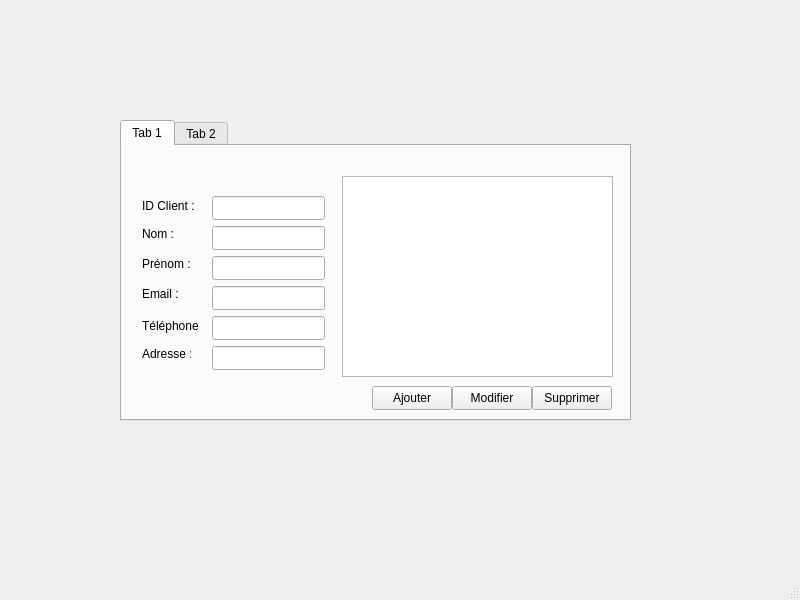
This is RepassageQT/mainwindow.ui in BoujmilLouey/RepassageQT as Qt 5 draws it before an edit. The edited form follows.
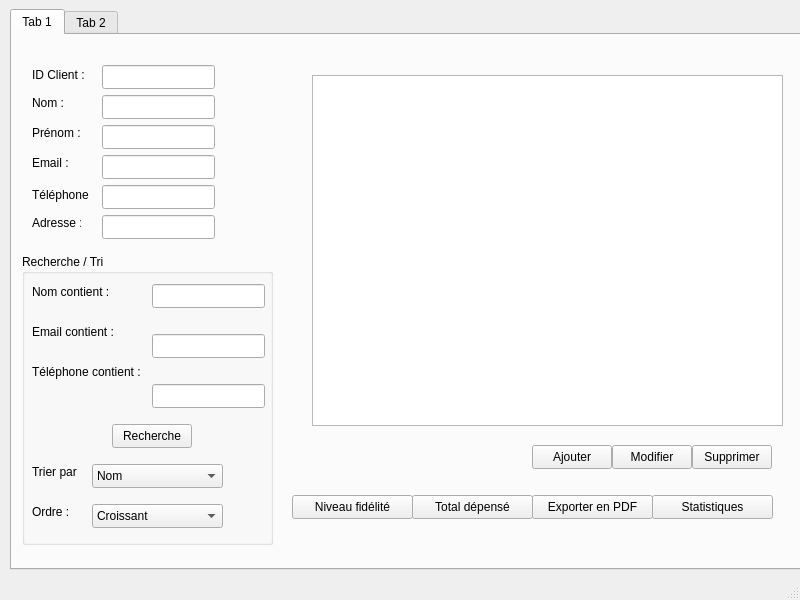
This is the edited form.

Commit message:
Partie Metier Clients
Partie Metier Clients

The edit to the form file:
```diff
--- a/RepassageQT/mainwindow.ui
+++ b/RepassageQT/mainwindow.ui
@@ -17,10 +17,10 @@
    <widget class="QTabWidget" name="tabWidget">
     <property name="geometry">
      <rect>
-      <x>120</x>
-      <y>120</y>
-      <width>511</width>
-      <height>301</height>
+      <x>10</x>
+      <y>9</y>
+      <width>791</width>
+      <height>561</height>
      </rect>
     </property>
     <property name="currentIndex">
@@ -34,7 +34,7 @@
       <property name="geometry">
        <rect>
         <x>90</x>
-        <y>50</y>
+        <y>30</y>
         <width>113</width>
         <height>24</height>
        </rect>
@@ -47,7 +47,7 @@
       <property name="geometry">
        <rect>
         <x>90</x>
-        <y>80</y>
+        <y>60</y>
         <width>113</width>
         <height>24</height>
        </rect>
@@ -60,7 +60,7 @@
       <property name="geometry">
        <rect>
         <x>90</x>
-        <y>110</y>
+        <y>90</y>
         <width>113</width>
         <height>24</height>
        </rect>
@@ -73,7 +73,7 @@
       <property name="geometry">
        <rect>
         <x>90</x>
-        <y>140</y>
+        <y>120</y>
         <width>113</width>
         <height>24</height>
        </rect>
@@ -86,7 +86,7 @@
       <property name="geometry">
        <rect>
         <x>90</x>
-        <y>170</y>
+        <y>150</y>
         <width>113</width>
         <height>24</height>
        </rect>
@@ -99,7 +99,7 @@
       <property name="geometry">
        <rect>
         <x>90</x>
-        <y>200</y>
+        <y>180</y>
         <width>113</width>
         <height>24</height>
        </rect>
@@ -112,7 +112,7 @@
       <property name="geometry">
        <rect>
         <x>20</x>
-        <y>50</y>
+        <y>30</y>
         <width>61</width>
         <height>20</height>
        </rect>
@@ -125,7 +125,7 @@
       <property name="geometry">
        <rect>
         <x>20</x>
-        <y>80</y>
+        <y>60</y>
         <width>49</width>
         <height>16</height>
        </rect>
@@ -138,7 +138,7 @@
       <property name="geometry">
        <rect>
         <x>20</x>
-        <y>110</y>
+        <y>90</y>
         <width>49</width>
         <height>16</height>
        </rect>
@@ -151,7 +151,7 @@
       <property name="geometry">
        <rect>
         <x>20</x>
-        <y>140</y>
+        <y>120</y>
         <width>49</width>
         <height>16</height>
        </rect>
@@ -164,7 +164,7 @@
       <property name="geometry">
        <rect>
         <x>20</x>
-        <y>170</y>
+        <y>150</y>
         <width>61</width>
         <height>20</height>
        </rect>
@@ -177,7 +177,7 @@
       <property name="geometry">
        <rect>
         <x>20</x>
-        <y>200</y>
+        <y>180</y>
         <width>49</width>
         <height>16</height>
        </rect>
@@ -189,8 +189,8 @@
      <widget class="QPushButton" name="btnModifierClient">
       <property name="geometry">
        <rect>
-        <x>330</x>
-        <y>240</y>
+        <x>600</x>
+        <y>410</y>
         <width>80</width>
         <height>24</height>
        </rect>
@@ -202,8 +202,8 @@
      <widget class="QPushButton" name="btnSupprimerClient">
       <property name="geometry">
        <rect>
-        <x>410</x>
-        <y>240</y>
+        <x>680</x>
+        <y>410</y>
         <width>80</width>
         <height>24</height>
        </rect>
@@ -215,8 +215,8 @@
      <widget class="QPushButton" name="btnAjouterClient">
       <property name="geometry">
        <rect>
-        <x>250</x>
-        <y>240</y>
+        <x>520</x>
+        <y>410</y>
         <width>80</width>
         <height>24</height>
        </rect>
@@ -228,13 +228,231 @@
      <widget class="QTableView" name="tableViewClients">
       <property name="geometry">
        <rect>
-        <x>220</x>
-        <y>30</y>
-        <width>271</width>
-        <height>201</height>
+        <x>300</x>
+        <y>40</y>
+        <width>471</width>
+        <height>351</height>
        </rect>
       </property>
      </widget>
+     <widget class="QGroupBox" name="groupRechercheClients">
+      <property name="geometry">
+       <rect>
+        <x>10</x>
+        <y>219</y>
+        <width>251</width>
+        <height>291</height>
+       </rect>
+      </property>
+      <property name="title">
+       <string>Recherche / Tri</string>
+      </property>
+      <widget class="QLabel" name="label">
+       <property name="geometry">
+        <rect>
+         <x>10</x>
+         <y>30</y>
+         <width>81</width>
+         <height>16</height>
+        </rect>
+       </property>
+       <property name="text">
+        <string>Nom contient :</string>
+       </property>
+      </widget>
+      <widget class="QLabel" name="label_2">
+       <property name="geometry">
+        <rect>
+         <x>10</x>
+         <y>70</y>
+         <width>91</width>
+         <height>16</height>
+        </rect>
+       </property>
+       <property name="text">
+        <string>Email contient :</string>
+       </property>
+      </widget>
+      <widget class="QLabel" name="label_3">
+       <property name="geometry">
+        <rect>
+         <x>10</x>
+         <y>110</y>
+         <width>111</width>
+         <height>16</height>
+        </rect>
+       </property>
+       <property name="text">
+        <string>Téléphone contient :</string>
+       </property>
+      </widget>
+      <widget class="QLineEdit" name="lineRechercheNomClient">
+       <property name="geometry">
+        <rect>
+         <x>130</x>
+         <y>30</y>
+         <width>113</width>
+         <height>24</height>
+        </rect>
+       </property>
+      </widget>
+      <widget class="QLineEdit" name="lineRechercheEmailClient">
+       <property name="geometry">
+        <rect>
+         <x>130</x>
+         <y>80</y>
+         <width>113</width>
+         <height>24</height>
+        </rect>
+       </property>
+      </widget>
+      <widget class="QLineEdit" name="lineRechercheTelClient">
+       <property name="geometry">
+        <rect>
+         <x>130</x>
+         <y>130</y>
+         <width>113</width>
+         <height>24</height>
+        </rect>
+       </property>
+      </widget>
+      <widget class="QLabel" name="label_4">
+       <property name="geometry">
+        <rect>
+         <x>10</x>
+         <y>210</y>
+         <width>49</width>
+         <height>16</height>
+        </rect>
+       </property>
+       <property name="text">
+        <string>Trier par :</string>
+       </property>
+      </widget>
+      <widget class="QComboBox" name="comboTriClient">
+       <property name="geometry">
+        <rect>
+         <x>70</x>
+         <y>210</y>
+         <width>131</width>
+         <height>24</height>
+        </rect>
+       </property>
+       <item>
+        <property name="text">
+         <string>Nom</string>
+        </property>
+       </item>
+       <item>
+        <property name="text">
+         <string>Prenom</string>
+        </property>
+       </item>
+       <item>
+        <property name="text">
+         <string>Email</string>
+        </property>
+       </item>
+      </widget>
+      <widget class="QLabel" name="label_5">
+       <property name="geometry">
+        <rect>
+         <x>10</x>
+         <y>250</y>
+         <width>49</width>
+         <height>16</height>
+        </rect>
+       </property>
+       <property name="text">
+        <string>Ordre :</string>
+       </property>
+      </widget>
+      <widget class="QComboBox" name="comboOrdreClient">
+       <property name="geometry">
+        <rect>
+         <x>70</x>
+         <y>250</y>
+         <width>131</width>
+         <height>24</height>
+        </rect>
+       </property>
+       <item>
+        <property name="text">
+         <string>Croissant</string>
+        </property>
+       </item>
+       <item>
+        <property name="text">
+         <string>Décroissant</string>
+        </property>
+       </item>
+      </widget>
+      <widget class="QPushButton" name="btnRechercheClient">
+       <property name="geometry">
+        <rect>
+         <x>90</x>
+         <y>170</y>
+         <width>80</width>
+         <height>24</height>
+        </rect>
+       </property>
+       <property name="text">
+        <string>Recherche</string>
+       </property>
+      </widget>
+     </widget>
+     <widget class="QPushButton" name="btnStatsClients">
+      <property name="geometry">
+       <rect>
+        <x>640</x>
+        <y>460</y>
+        <width>121</width>
+        <height>24</height>
+       </rect>
+      </property>
+      <property name="text">
+       <string>Statistiques</string>
+      </property>
+     </widget>
+     <widget class="QPushButton" name="btnExporterClientsPdf">
+      <property name="geometry">
+       <rect>
+        <x>520</x>
+        <y>460</y>
+        <width>121</width>
+        <height>24</height>
+       </rect>
+      </property>
+      <property name="text">
+       <string>Exporter en PDF</string>
+      </property>
+     </widget>
+     <widget class="QPushButton" name="btnTotalDepenseClient">
+      <property name="geometry">
+       <rect>
+        <x>400</x>
+        <y>460</y>
+        <width>121</width>
+        <height>24</height>
+       </rect>
+      </property>
+      <property name="text">
+       <string>Total dépensé</string>
+      </property>
+     </widget>
+     <widget class="QPushButton" name="btnFideliteClient">
+      <property name="geometry">
+       <rect>
+        <x>280</x>
+        <y>460</y>
+        <width>121</width>
+        <height>24</height>
+       </rect>
+      </property>
+      <property name="text">
+       <string>Niveau fidélité</string>
+      </property>
+     </widget>
     </widget>
     <widget class="QWidget" name="tabCommandes">
      <attribute name="title">
```
The commit also changes 12 other files.
